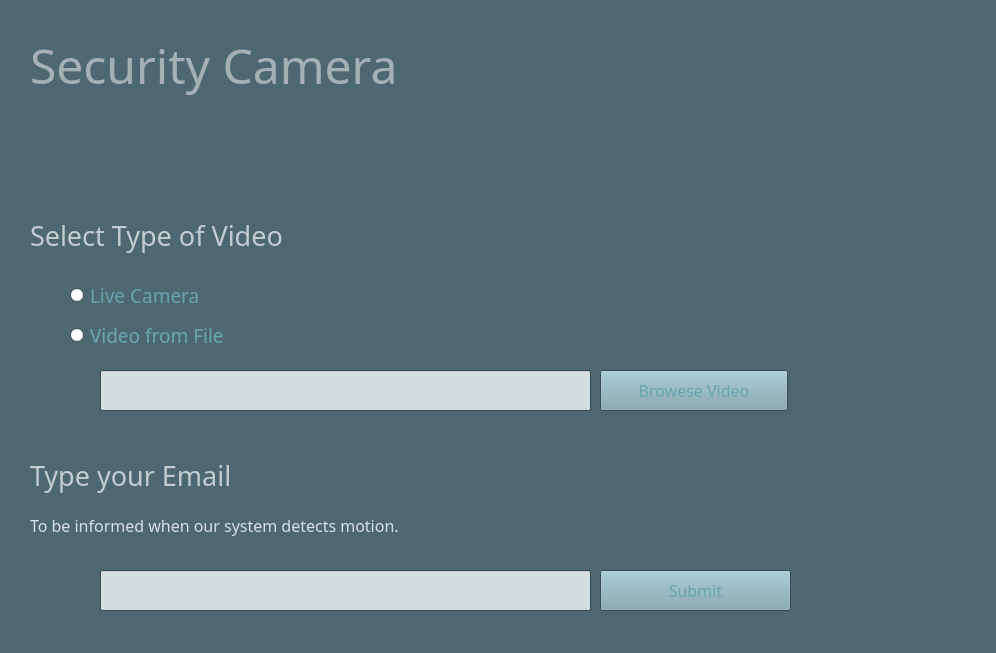
Qt form EPL445_Project/SecurityCamera.ui (eeliad0/EPL445_Homeworks) before a commit.
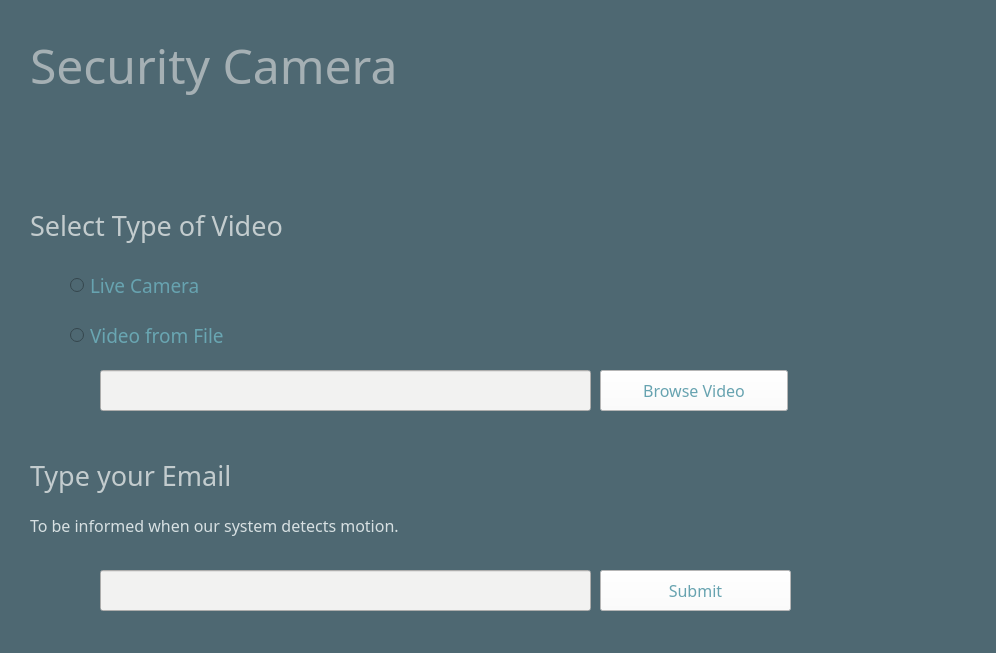
The same form after that commit. Icons and pictures are not drawn.

What changed in the file:
```diff
--- a/EPL445_Project/SecurityCamera.ui
+++ b/EPL445_Project/SecurityCamera.ui
@@ -25,9 +25,9 @@
      <colorrole role="Button">
       <brush brushstyle="SolidPattern">
        <color alpha="255">
-        <red>124</red>
-        <green>162</green>
-        <blue>172</blue>
+        <red>255</red>
+        <green>255</green>
+        <blue>255</blue>
        </color>
       </brush>
      </colorrole>
@@ -97,9 +97,9 @@
      <colorrole role="Base">
       <brush brushstyle="SolidPattern">
        <color alpha="255">
-        <red>255</red>
-        <green>255</green>
-        <blue>255</blue>
+        <red>78</red>
+        <green>104</green>
+        <blue>114</blue>
        </color>
       </brush>
      </colorrole>
@@ -162,9 +162,9 @@
      <colorrole role="Button">
       <brush brushstyle="SolidPattern">
        <color alpha="255">
-        <red>124</red>
-        <green>162</green>
-        <blue>172</blue>
+        <red>255</red>
+        <green>255</green>
+        <blue>255</blue>
        </color>
       </brush>
      </colorrole>
@@ -234,9 +234,9 @@
      <colorrole role="Base">
       <brush brushstyle="SolidPattern">
        <color alpha="255">
-        <red>255</red>
-        <green>255</green>
-        <blue>255</blue>
+        <red>78</red>
+        <green>104</green>
+        <blue>114</blue>
        </color>
       </brush>
      </colorrole>
@@ -299,9 +299,9 @@
      <colorrole role="Button">
       <brush brushstyle="SolidPattern">
        <color alpha="255">
-        <red>124</red>
-        <green>162</green>
-        <blue>172</blue>
+        <red>255</red>
+        <green>255</green>
+        <blue>255</blue>
        </color>
       </brush>
      </colorrole>
@@ -432,6 +432,9 @@
    <iconset>
     <normaloff>eye.png</normaloff>eye.png</iconset>
   </property>
+  <property name="styleSheet">
+   <string notr="true">background-color:rgb(78,104,114)</string>
+  </property>
   <widget class="QLabel" name="Lock_label">
    <property name="geometry">
     <rect>
@@ -577,7 +580,7 @@
    <property name="geometry">
     <rect>
      <x>70</x>
-     <y>270</y>
+     <y>260</y>
      <width>231</width>
      <height>51</height>
     </rect>
@@ -594,6 +597,33 @@
         </color>
        </brush>
       </colorrole>
+      <colorrole role="Button">
+       <brush brushstyle="SolidPattern">
+        <color alpha="255">
+         <red>78</red>
+         <green>104</green>
+         <blue>114</blue>
+        </color>
+       </brush>
+      </colorrole>
+      <colorrole role="Base">
+       <brush brushstyle="SolidPattern">
+        <color alpha="255">
+         <red>78</red>
+         <green>104</green>
+         <blue>114</blue>
+        </color>
+       </brush>
+      </colorrole>
+      <colorrole role="Window">
+       <brush brushstyle="SolidPattern">
+        <color alpha="255">
+         <red>78</red>
+         <green>104</green>
+         <blue>114</blue>
+        </color>
+       </brush>
+      </colorrole>
       <colorrole role="Highlight">
        <brush brushstyle="SolidPattern">
         <color alpha="255">
@@ -614,6 +644,33 @@
         </color>
        </brush>
       </colorrole>
+      <colorrole role="Button">
+       <brush brushstyle="SolidPattern">
+        <color alpha="255">
+         <red>78</red>
+         <green>104</green>
+         <blue>114</blue>
+        </color>
+       </brush>
+      </colorrole>
+      <colorrole role="Base">
+       <brush brushstyle="SolidPattern">
+        <color alpha="255">
+         <red>78</red>
+         <green>104</green>
+         <blue>114</blue>
+        </color>
+       </brush>
+      </colorrole>
+      <colorrole role="Window">
+       <brush brushstyle="SolidPattern">
+        <color alpha="255">
+         <red>78</red>
+         <green>104</green>
+         <blue>114</blue>
+        </color>
+       </brush>
+      </colorrole>
       <colorrole role="Highlight">
        <brush brushstyle="SolidPattern">
         <color alpha="255">
@@ -634,6 +691,33 @@
         </color>
        </brush>
       </colorrole>
+      <colorrole role="Button">
+       <brush brushstyle="SolidPattern">
+        <color alpha="255">
+         <red>78</red>
+         <green>104</green>
+         <blue>114</blue>
+        </color>
+       </brush>
+      </colorrole>
+      <colorrole role="Base">
+       <brush brushstyle="SolidPattern">
+        <color alpha="255">
+         <red>78</red>
+         <green>104</green>
+         <blue>114</blue>
+        </color>
+       </brush>
+      </colorrole>
+      <colorrole role="Window">
+       <brush brushstyle="SolidPattern">
+        <color alpha="255">
+         <red>78</red>
+         <green>104</green>
+         <blue>114</blue>
+        </color>
+       </brush>
+      </colorrole>
       <colorrole role="Highlight">
        <brush brushstyle="SolidPattern">
         <color alpha="255">
@@ -677,6 +761,33 @@
         </color>
        </brush>
       </colorrole>
+      <colorrole role="Button">
+       <brush brushstyle="SolidPattern">
+        <color alpha="255">
+         <red>78</red>
+         <green>104</green>
+         <blue>114</blue>
+        </color>
+       </brush>
+      </colorrole>
+      <colorrole role="Base">
+       <brush brushstyle="SolidPattern">
+        <color alpha="255">
+         <red>78</red>
+         <green>104</green>
+         <blue>114</blue>
+        </color>
+       </brush>
+      </colorrole>
+      <colorrole role="Window">
+       <brush brushstyle="SolidPattern">
+        <color alpha="255">
+         <red>78</red>
+         <green>104</green>
+         <blue>114</blue>
+        </color>
+       </brush>
+      </colorrole>
       <colorrole role="Highlight">
        <brush brushstyle="SolidPattern">
         <color alpha="255">
@@ -697,6 +808,33 @@
         </color>
        </brush>
       </colorrole>
+      <colorrole role="Button">
+       <brush brushstyle="SolidPattern">
+        <color alpha="255">
+         <red>78</red>
+         <green>104</green>
+         <blue>114</blue>
+        </color>
+       </brush>
+      </colorrole>
+      <colorrole role="Base">
+       <brush brushstyle="SolidPattern">
+        <color alpha="255">
+         <red>78</red>
+         <green>104</green>
+         <blue>114</blue>
+        </color>
+       </brush>
+      </colorrole>
+      <colorrole role="Window">
+       <brush brushstyle="SolidPattern">
+        <color alpha="255">
+         <red>78</red>
+         <green>104</green>
+         <blue>114</blue>
+        </color>
+       </brush>
+      </colorrole>
       <colorrole role="Highlight">
        <brush brushstyle="SolidPattern">
         <color alpha="255">
@@ -717,6 +855,33 @@
         </color>
        </brush>
       </colorrole>
+      <colorrole role="Button">
+       <brush brushstyle="SolidPattern">
+        <color alpha="255">
+         <red>78</red>
+         <green>104</green>
+         <blue>114</blue>
+        </color>
+       </brush>
+      </colorrole>
+      <colorrole role="Base">
+       <brush brushstyle="SolidPattern">
+        <color alpha="255">
+         <red>78</red>
+         <green>104</green>
+         <blue>114</blue>
+        </color>
+       </brush>
+      </colorrole>
+      <colorrole role="Window">
+       <brush brushstyle="SolidPattern">
+        <color alpha="255">
+         <red>78</red>
+         <green>104</green>
+         <blue>114</blue>
+        </color>
+       </brush>
+      </colorrole>
       <colorrole role="Highlight">
        <brush brushstyle="SolidPattern">
         <color alpha="255">
@@ -751,34 +916,88 @@
    <property name="palette">
     <palette>
      <active>
+      <colorrole role="Button">
+       <brush brushstyle="SolidPattern">
+        <color alpha="255">
+         <red>242</red>
+         <green>242</green>
+         <blue>241</blue>
+        </color>
+       </brush>
+      </colorrole>
       <colorrole role="Base">
        <brush brushstyle="SolidPattern">
         <color alpha="255">
-         <red>212</red>
-         <green>221</green>
-         <blue>223</blue>
+         <red>242</red>
+         <green>242</green>
+         <blue>241</blue>
+        </color>
+       </brush>
+      </colorrole>
+      <colorrole role="Window">
+       <brush brushstyle="SolidPattern">
+        <color alpha="255">
+         <red>242</red>
+         <green>242</green>
+         <blue>241</blue>
         </color>
        </brush>
       </colorrole>
      </active>
      <inactive>
+      <colorrole role="Button">
+       <brush brushstyle="SolidPattern">
+        <color alpha="255">
+         <red>242</red>
+         <green>242</green>
+         <blue>241</blue>
+        </color>
+       </brush>
+      </colorrole>
       <colorrole role="Base">
        <brush brushstyle="SolidPattern">
         <color alpha="255">
-         <red>212</red>
-         <green>221</green>
-         <blue>223</blue>
+         <red>242</red>
+         <green>242</green>
+         <blue>241</blue>
+        </color>
+       </brush>
+      </colorrole>
+      <colorrole role="Window">
+       <brush brushstyle="SolidPattern">
+        <color alpha="255">
+         <red>242</red>
+         <green>242</green>
+         <blue>241</blue>
         </color>
        </brush>
       </colorrole>
      </inactive>
      <disabled>
+      <colorrole role="Button">
+       <brush brushstyle="SolidPattern">
+        <color alpha="255">
+         <red>242</red>
+         <green>242</green>
+         <blue>241</blue>
+        </color>
+       </brush>
+      </colorrole>
       <colorrole role="Base">
        <brush brushstyle="SolidPattern">
         <color alpha="255">
-         <red>78</red>
-         <green>104</green>
-         <blue>114</blue>
+         <red>242</red>
+         <green>242</green>
+         <blue>241</blue>
+        </color>
+       </brush>
+      </colorrole>
+      <colorrole role="Window">
+       <brush brushstyle="SolidPattern">
+        <color alpha="255">
+         <red>242</red>
+         <green>242</green>
+         <blue>241</blue>
         </color>
        </brush>
       </colorrole>
@@ -791,6 +1010,9 @@
      <pointsize>10</pointsize>
     </font>
    </property>
+   <property name="styleSheet">
+    <string notr="true">background-color:rgb(242,242,241)</string>
+   </property>
    <property name="frame">
     <bool>true</bool>
    </property>
@@ -807,6 +1029,15 @@
    <property name="palette">
     <palette>
      <active>
+      <colorrole role="Button">
+       <brush brushstyle="SolidPattern">
+        <color alpha="255">
+         <red>255</red>
+         <green>255</green>
+         <blue>255</blue>
+        </color>
+       </brush>
+      </colorrole>
       <colorrole role="ButtonText">
        <brush brushstyle="SolidPattern">
         <color alpha="255">
@@ -819,14 +1050,32 @@
       <colorrole role="Base">
        <brush brushstyle="SolidPattern">
         <color alpha="255">
-         <red>195</red>
-         <green>204</green>
-         <blue>206</blue>
+         <red>255</red>
+         <green>255</green>
+         <blue>255</blue>
+        </color>
+       </brush>
+      </colorrole>
+      <colorrole role="Window">
+       <brush brushstyle="SolidPattern">
+        <color alpha="255">
+         <red>255</red>
+         <green>255</green>
+         <blue>255</blue>
         </color>
        </brush>
       </colorrole>
      </active>
      <inactive>
+      <colorrole role="Button">
+       <brush brushstyle="SolidPattern">
+        <color alpha="255">
+         <red>255</red>
+         <green>255</green>
+         <blue>255</blue>
+        </color>
+       </brush>
+      </colorrole>
       <colorrole role="ButtonText">
        <brush brushstyle="SolidPattern">
         <color alpha="255">
@@ -839,14 +1088,32 @@
       <colorrole role="Base">
        <brush brushstyle="SolidPattern">
         <color alpha="255">
-         <red>195</red>
-         <green>204</green>
-         <blue>206</blue>
+         <red>255</red>
+         <green>255</green>
+         <blue>255</blue>
+        </color>
+       </brush>
+      </colorrole>
+      <colorrole role="Window">
+       <brush brushstyle="SolidPattern">
+        <color alpha="255">
+         <red>255</red>
+         <green>255</green>
+         <blue>255</blue>
         </color>
        </brush>
       </colorrole>
      </inactive>
      <disabled>
+      <colorrole role="Button">
+       <brush brushstyle="SolidPattern">
+        <color alpha="255">
+         <red>255</red>
+         <green>255</green>
+         <blue>255</blue>
+        </color>
+       </brush>
+      </colorrole>
       <colorrole role="ButtonText">
        <brush brushstyle="SolidPattern">
         <color alpha="255">
@@ -859,9 +1126,18 @@
       <colorrole role="Base">
        <brush brushstyle="SolidPattern">
         <color alpha="255">
-         <red>78</red>
-         <green>104</green>
-         <blue>114</blue>
+         <red>255</red>
+         <green>255</green>
+         <blue>255</blue>
+        </color>
+       </brush>
+      </colorrole>
+      <colorrole role="Window">
+       <brush brushstyle="SolidPattern">
+        <color alpha="255">
+         <red>255</red>
+         <green>255</green>
+         <blue>255</blue>
         </color>
        </brush>
       </colorrole>
@@ -874,15 +1150,18 @@
      <pointsize>12</pointsize>
     </font>
    </property>
+   <property name="styleSheet">
+    <string notr="true">background-color:rgb(255,255,255)</string>
+   </property>
    <property name="text">
-    <string>Browese Video</string>
+    <string>Browse Video</string>
    </property>
   </widget>
   <widget class="QLabel" name="SelectTypeOfVideo_label">
    <property name="geometry">
     <rect>
      <x>30</x>
-     <y>210</y>
+     <y>200</y>
      <width>421</width>
      <height>51</height>
     </rect>
@@ -899,6 +1178,33 @@
         </color>
        </brush>
       </colorrole>
+      <colorrole role="Button">
+       <brush brushstyle="SolidPattern">
+        <color alpha="255">
+         <red>78</red>
+         <green>104</green>
+         <blue>114</blue>
+        </color>
+       </brush>
+      </colorrole>
+      <colorrole role="Base">
+       <brush brushstyle="SolidPattern">
+        <color alpha="255">
+         <red>78</red>
+         <green>104</green>
+         <blue>114</blue>
+        </color>
+       </brush>
+      </colorrole>
+      <colorrole role="Window">
+       <brush brushstyle="SolidPattern">
+        <color alpha="255">
+         <red>78</red>
+         <green>104</green>
+         <blue>114</blue>
+        </color>
+       </brush>
+      </colorrole>
      </active>
      <inactive>
       <colorrole role="WindowText">
@@ -910,6 +1216,33 @@
         </color>
        </brush>
       </colorrole>
+      <colorrole role="Button">
+       <brush brushstyle="SolidPattern">
+        <color alpha="255">
+         <red>78</red>
+         <green>104</green>
+         <blue>114</blue>
+        </color>
+       </brush>
+      </colorrole>
+      <colorrole role="Base">
+       <brush brushstyle="SolidPattern">
+        <color alpha="255">
+         <red>78</red>
+         <green>104</green>
+         <blue>114</blue>
+        </color>
+       </brush>
+      </colorrole>
+      <colorrole role="Window">
+       <brush brushstyle="SolidPattern">
+        <color alpha="255">
+         <red>78</red>
+         <green>104</green>
+         <blue>114</blue>
+        </color>
+       </brush>
+      </colorrole>
      </inactive>
      <disabled>
       <colorrole role="WindowText">
@@ -921,6 +1254,33 @@
         </color>
        </brush>
       </colorrole>
+      <colorrole role="Button">
+       <brush brushstyle="SolidPattern">
+        <color alpha="255">
+         <red>78</red>
+         <green>104</green>
+         <blue>114</blue>
+        </color>
+       </brush>
+      </colorrole>
+      <colorrole role="Base">
+       <brush brushstyle="SolidPattern">
+        <color alpha="255">
+         <red>78</red>
+         <green>104</green>
+         <blue>114</blue>
+        </color>
+       </brush>
+      </colorrole>
+      <colorrole role="Window">
+       <brush brushstyle="SolidPattern">
+        <color alpha="255">
+         <red>78</red>
+         <green>104</green>
+         <blue>114</blue>
+        </color>
+       </brush>
+      </colorrole>
      </disabled>
     </palette>
    </property>
@@ -1002,34 +1362,88 @@
    <property name="palette">
     <palette>
      <active>
+      <colorrole role="Button">
+       <brush brushstyle="SolidPattern">
+        <color alpha="255">
+         <red>242</red>
+         <green>242</green>
+         <blue>241</blue>
+        </color>
+       </brush>
+      </colorrole>
       <colorrole role="Base">
        <brush brushstyle="SolidPattern">
         <color alpha="255">
-         <red>212</red>
-         <green>221</green>
-         <blue>223</blue>
+         <red>242</red>
+         <green>242</green>
+         <blue>241</blue>
+        </color>
+       </brush>
+      </colorrole>
+      <colorrole role="Window">
+       <brush brushstyle="SolidPattern">
+        <color alpha="255">
+         <red>242</red>
+         <green>242</green>
+         <blue>241</blue>
         </color>
        </brush>
       </colorrole>
      </active>
      <inactive>
+      <colorrole role="Button">
+       <brush brushstyle="SolidPattern">
+        <color alpha="255">
+         <red>242</red>
+         <green>242</green>
+         <blue>241</blue>
+        </color>
+       </brush>
+      </colorrole>
       <colorrole role="Base">
        <brush brushstyle="SolidPattern">
         <color alpha="255">
-         <red>212</red>
-         <green>221</green>
-         <blue>223</blue>
+         <red>242</red>
+         <green>242</green>
+         <blue>241</blue>
+        </color>
+       </brush>
+      </colorrole>
+      <colorrole role="Window">
+       <brush brushstyle="SolidPattern">
+        <color alpha="255">
+         <red>242</red>
+         <green>242</green>
+         <blue>241</blue>
         </color>
        </brush>
       </colorrole>
      </inactive>
      <disabled>
+      <colorrole role="Button">
+       <brush brushstyle="SolidPattern">
+        <color alpha="255">
+         <red>242</red>
+         <green>242</green>
+         <blue>241</blue>
+        </color>
+       </brush>
+      </colorrole>
       <colorrole role="Base">
        <brush brushstyle="SolidPattern">
         <color alpha="255">
-         <red>78</red>
-         <green>104</green>
-         <blue>114</blue>
+         <red>242</red>
+         <green>242</green>
+         <blue>241</blue>
+        </color>
+       </brush>
+      </colorrole>
+      <colorrole role="Window">
+       <brush brushstyle="SolidPattern">
+        <color alpha="255">
+         <red>242</red>
+         <green>242</green>
+         <blue>241</blue>
         </color>
        </brush>
       </colorrole>
@@ -1042,6 +1456,9 @@
      <pointsize>10</pointsize>
     </font>
    </property>
+   <property name="styleSheet">
+    <string notr="true">background-color:rgb(242,242,241)</string>
+   </property>
    <property name="frame">
     <bool>true</bool>
    </property>
@@ -1058,6 +1475,15 @@
    <property name="palette">
     <palette>
      <active>
+      <colorrole role="Button">
+       <brush brushstyle="SolidPattern">
+        <color alpha="255">
+         <red>255</red>
+         <green>255</green>
+         <blue>255</blue>
+        </color>
+       </brush>
+      </colorrole>
       <colorrole role="ButtonText">
        <brush brushstyle="SolidPattern">
         <color alpha="255">
@@ -1070,14 +1496,32 @@
       <colorrole role="Base">
        <brush brushstyle="SolidPattern">
         <color alpha="255">
-         <red>195</red>
-         <green>204</green>
-         <blue>206</blue>
+         <red>255</red>
+         <green>255</green>
+         <blue>255</blue>
+        </color>
+       </brush>
+      </colorrole>
+      <colorrole role="Window">
+       <brush brushstyle="SolidPattern">
+        <color alpha="255">
+         <red>255</red>
+         <green>255</green>
+         <blue>255</blue>
         </color>
        </brush>
       </colorrole>
      </active>
      <inactive>
+      <colorrole role="Button">
+       <brush brushstyle="SolidPattern">
+        <color alpha="255">
+         <red>255</red>
+         <green>255</green>
+         <blue>255</blue>
+        </color>
+       </brush>
+      </colorrole>
       <colorrole role="ButtonText">
        <brush brushstyle="SolidPattern">
         <color alpha="255">
@@ -1090,14 +1534,32 @@
       <colorrole role="Base">
        <brush brushstyle="SolidPattern">
         <color alpha="255">
-         <red>195</red>
-         <green>204</green>
-         <blue>206</blue>
+         <red>255</red>
+         <green>255</green>
+         <blue>255</blue>
+        </color>
+       </brush>
+      </colorrole>
+      <colorrole role="Window">
+       <brush brushstyle="SolidPattern">
+        <color alpha="255">
+         <red>255</red>
+         <green>255</green>
+         <blue>255</blue>
         </color>
        </brush>
       </colorrole>
      </inactive>
      <disabled>
+      <colorrole role="Button">
+       <brush brushstyle="SolidPattern">
+        <color alpha="255">
+         <red>255</red>
+         <green>255</green>
+         <blue>255</blue>
+        </color>
+       </brush>
+      </colorrole>
       <colorrole role="ButtonText">
        <brush brushstyle="SolidPattern">
         <color alpha="255">
@@ -1110,9 +1572,18 @@
       <colorrole role="Base">
        <brush brushstyle="SolidPattern">
         <color alpha="255">
-         <red>78</red>
-         <green>104</green>
-         <blue>114</blue>
+         <red>255</red>
+         <green>255</green>
+         <blue>255</blue>
+        </color>
+       </brush>
+      </colorrole>
+      <colorrole role="Window">
+       <brush brushstyle="SolidPattern">
+        <color alpha="255">
+         <red>255</red>
+         <green>255</green>
+         <blue>255</blue>
         </color>
        </brush>
       </colorrole>
@@ -1125,6 +1596,9 @@
      <pointsize>12</pointsize>
     </font>
    </property>
+   <property name="styleSheet">
+    <string notr="true">background-color:rgb(255,255,255)</string>
+   </property>
    <property name="text">
     <string>Submit</string>
    </property>
```
Left out of the diff: 282 changed lines with no effect on the pictures.
